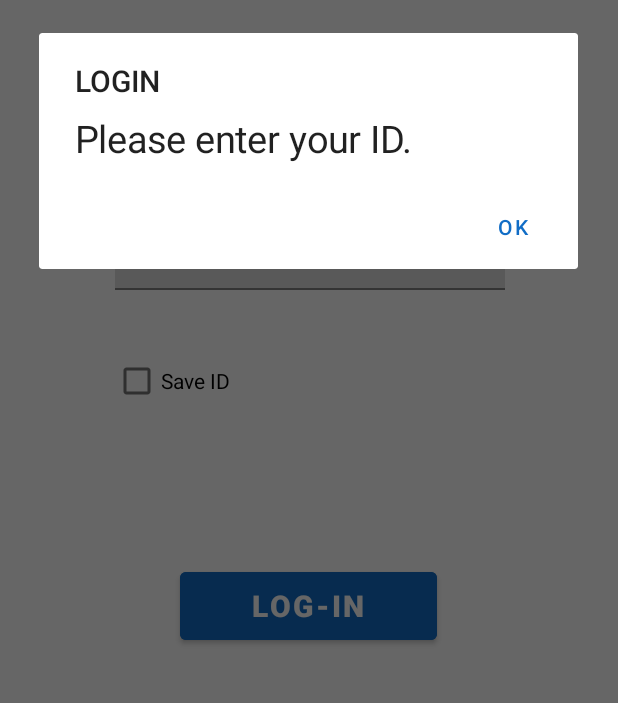
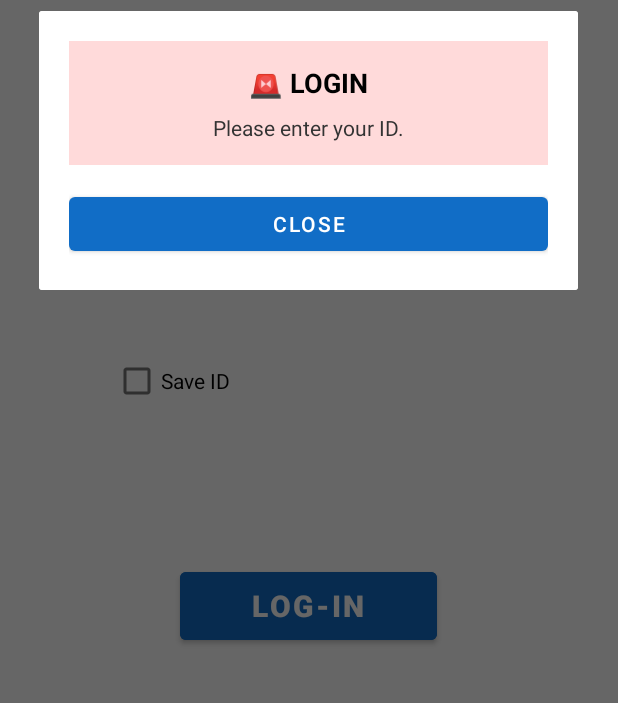
Before and after one commit to codelabs2022/HM_TEXAS, an Android app: the screen it shows after launch (LoginActivity), after a tap on "LOG-IN", on a phone screen of 412 x 824 dp, the part 467-1170 px from its top. Run offline under Robolectric (Android 15) with nearby library versions, the phone set to English and light mode, and no system bars; 1 statement that could not run was skipped.

Commit message:
25.11.07

```diff
--- a/app/src/main/java/com/pda/hm_texas/dig/RecipeDialog.java
+++ b/app/src/main/java/com/pda/hm_texas/dig/RecipeDialog.java
@@ -73,8 +73,8 @@ public class RecipeDialog extends Dialog implements OnItemClickLintner, View.OnC
     public void onClick(View view) {
         if(view.getId() == R.id.btnSetRecipe){
             try{
+                ProdHelper.getInstance().setProdComps(mAdapter.SelectItem);
 
-                ProdHelper.getInstance().setProdComps(mAdapter.SelectItem);
             }catch (Exception ex){
                 ex.printStackTrace();
             }
--- a/app/src/main/java/com/pda/hm_texas/helper/Utility.java
+++ b/app/src/main/java/com/pda/hm_texas/helper/Utility.java
@@ -1,16 +1,24 @@
 package com.pda.hm_texas.helper;
 
+import android.animation.ArgbEvaluator;
+import android.animation.ValueAnimator;
 import android.app.AlertDialog;
 import android.content.Context;
 import android.content.DialogInterface;
 import android.content.pm.PackageInfo;
 import android.content.pm.PackageManager;
+import android.graphics.Color;
 import android.net.ConnectivityManager;
 import android.net.NetworkInfo;
 import android.view.ContextThemeWrapper;
+import android.view.LayoutInflater;
+import android.view.View;
+import android.widget.Button;
+import android.widget.LinearLayout;
 import android.widget.TextView;
 
 
+import com.pda.hm_texas.R;
 import com.pda.hm_texas.event.OnMsgBoxClickListener;
 
 import java.net.Inet4Address;
@@ -46,6 +54,9 @@ public class Utility {
     }
 
     private SimpleDateFormat dateFormat = new SimpleDateFormat("yyyy-MM-dd");
+
+    private ValueAnimator colorAnimator;
+    private AlertDialog alertDialog;
 
     public void showDialog(String title, String msg , Context context) {
 
@@ -109,6 +120,68 @@ public class Utility {
 //        tvmsg.setTextSize(20.0f);
         msgDlg.show();
     }
+
+    public void stopBlinkingAnimation() {
+        if (colorAnimator != null && colorAnimator.isRunning()) {
+            colorAnimator.cancel();
+        }
+    }
+
+    public void showDialogWithBlinkingEffect(String title, String message, Context context) {
+
+        // 애니메이션이 이미 실행 중이라면 중지
+        stopBlinkingAnimation();
+
+        LayoutInflater inflater = LayoutInflater.from(context);
+        View dialogView = inflater.inflate(R.layout.dig_warning, null);
+
+        LinearLayout blinkingArea = dialogView.findViewById(R.id.blinking_area);
+        Button closeButton = dialogView.findViewById(R.id.btn_close);
+        TextView titleTextView = dialogView.findViewById(R.id.dialog_title);
+        TextView messageTextView = dialogView.findViewById(R.id.dialog_message);
+
+        // 내용 설정
+        titleTextView.setText("🚨 " +title);
+        messageTextView.setText(message);
+
+        // AlertDialog 생성 및 설정 (생략된 세부 설정은 이전 답변 참고)
+        AlertDialog.Builder builder = new AlertDialog.Builder(context);
+        builder.setView(dialogView);
+        alertDialog = builder.create();
+
+        if (alertDialog.getWindow() != null) {
+            alertDialog.setCanceledOnTouchOutside(false);
+        }
+
+        // 깜빡임 애니메이션 설정 및 시작
+        colorAnimator = ValueAnimator.ofObject(new ArgbEvaluator(),
+                Color.parseColor("#FFDADA"), Color.parseColor("#FFFFFF"));
+        colorAnimator.setDuration(500);
+        colorAnimator.setRepeatMode(ValueAnimator.REVERSE);
+        colorAnimator.setRepeatCount(ValueAnimator.INFINITE);
+
+        colorAnimator.addUpdateListener(new ValueAnimator.AnimatorUpdateListener() {
+            @Override
+            public void onAnimationUpdate(ValueAnimator animator) {
+                blinkingArea.setBackgroundColor((int) animator.getAnimatedValue());
+            }
+        });
+
+        closeButton.setOnClickListener(new View.OnClickListener() {
+            @Override
+            public void onClick(View v) {
+                stopBlinkingAnimation();
+                alertDialog.dismiss();
+
+            }
+        });
+
+        alertDialog.setOnDismissListener(dialog -> stopBlinkingAnimation());
+
+        colorAnimator.start();
+        alertDialog.show();
+    }
+
     public String getToday(){
         LocalDate now = LocalDate.now();         // 포맷 정의
         DateTimeFormatter formatter = DateTimeFormatter.ofPattern("yyyy-MM-dd");
--- a/app/src/main/java/com/pda/hm_texas/views/MenuActivity.java
+++ b/app/src/main/java/com/pda/hm_texas/views/MenuActivity.java
@@ -53,6 +53,7 @@ public class MenuActivity extends AppCompatActivity implements View.OnClickListe
     @Override
     protected void onDestroy() {
         super.onDestroy();
+        Utility.getInstance().stopBlinkingAnimation();
     }
 
     @Override
@@ -90,6 +91,6 @@ public class MenuActivity extends AppCompatActivity implements View.OnClickListe
         }
 
         if(i != null)startActivity(i);
-        else Utility.getInstance().showDialog("MENU", "It's being prepared.", this);
+        else Utility.getInstance().showDialogWithBlinkingEffect("MENU", "It's being prepared.", this);
     }
 }
--- /dev/null
+++ b/app/src/main/res/layout/dig_warning.xml
@@ -0,0 +1,46 @@
+<?xml version="1.0" encoding="utf-8"?>
+<LinearLayout
+    xmlns:android="http://schemas.android.com/apk/res/android"
+    android:layout_width="match_parent"
+    android:layout_height="wrap_content"
+    android:orientation="vertical"
+    android:padding="20dp"
+    android:background="@android:color/white">
+
+    <LinearLayout
+        android:id="@+id/blinking_area"
+        android:layout_width="match_parent"
+        android:layout_height="wrap_content"
+        android:orientation="vertical"
+        android:padding="15dp"
+        android:background="#FFDADA">
+
+        <TextView
+            android:id="@+id/dialog_title"
+            android:layout_width="wrap_content"
+            android:layout_height="wrap_content"
+            android:text="기본 경고 타이틀"
+            android:textColor="@android:color/black"
+            android:textSize="18sp"
+            android:textStyle="bold"
+            android:layout_gravity="center_horizontal"/>
+
+        <TextView
+            android:id="@+id/dialog_message"
+            android:layout_width="wrap_content"
+            android:layout_height="wrap_content"
+            android:layout_marginTop="8dp"
+            android:text="기본 경고 내용"
+            android:textColor="#333333"
+            android:layout_gravity="center_horizontal"/>
+
+    </LinearLayout>
+
+    <Button
+        android:id="@+id/btn_close"
+        android:layout_width="match_parent"
+        android:layout_height="wrap_content"
+        android:layout_marginTop="15dp"
+        android:text="Close"/>
+
+</LinearLayout>
```
Also changed, not shown: app/src/main/java/com/pda/hm_texas/dig/WarningDialogManager.java (added, +80 -0 lines), app/src/main/java/com/pda/hm_texas/views/LoginActivity.java (+7 -6 lines), app/src/main/java/com/pda/hm_texas/views/MatActivity.java (+4 -3 lines), app/src/main/java/com/pda/hm_texas/views/enter/EnterOrderActivity.java (+8 -6 lines), app/src/main/java/com/pda/hm_texas/views/mat/ProdActivity.java (+8 -0 lines), app/src/main/java/com/pda/hm_texas/views/mat/ProdOrderActivity.java (+8 -6 lines), app/src/main/java/com/pda/hm_texas/views/sale/SaleOrderActivity.java (+8 -6 lines), app/src/main/java/com/pda/hm_texas/views/sale/SalePickingActivity.java (+20 -19 lines), app/src/main/java/com/pda/hm_texas/views/stock/CustBarcodeActivity.java (+13 -12 lines), app/src/main/java/com/pda/hm_texas/views/stock/ItemInfoActivity.java (+7 -6 lines), app/src/main/java/com/pda/hm_texas/views/stock/MoveItemActivity.java (+17 -16 lines), app/src/main/java/com/pda/hm_texas/views/stock/rack/CheckMoveRackItemActivity.java (+9 -8 lines), app/src/main/java/com/pda/hm_texas/views/stock/rack/MoveRackActivity.java (+10 -9 lines), app/src/main/res/layout/item_order.xml (+25 -1 lines).
